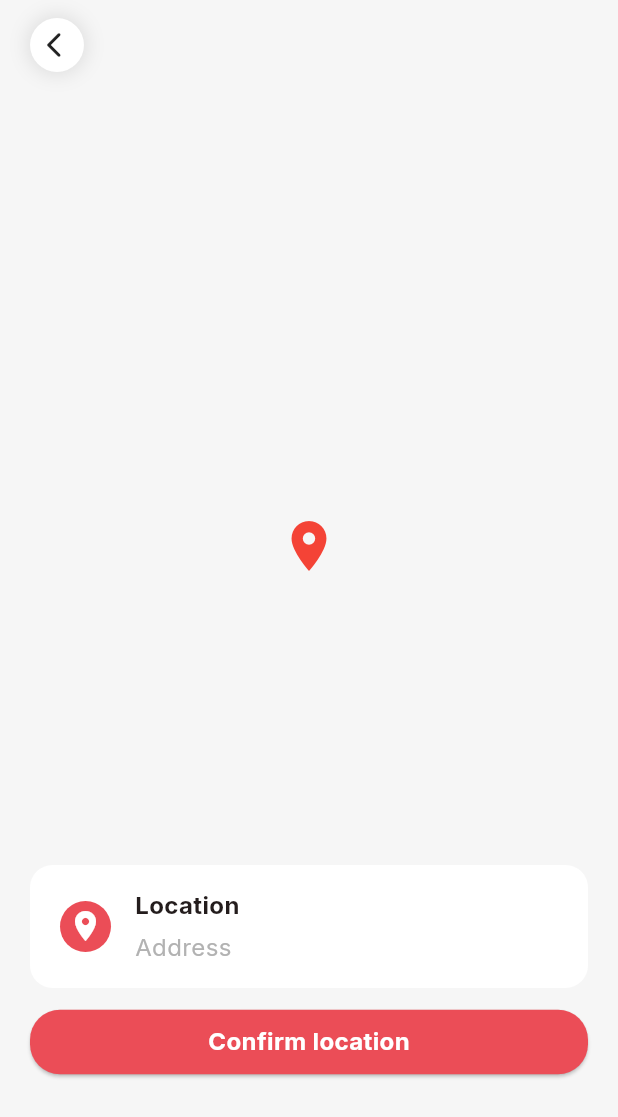
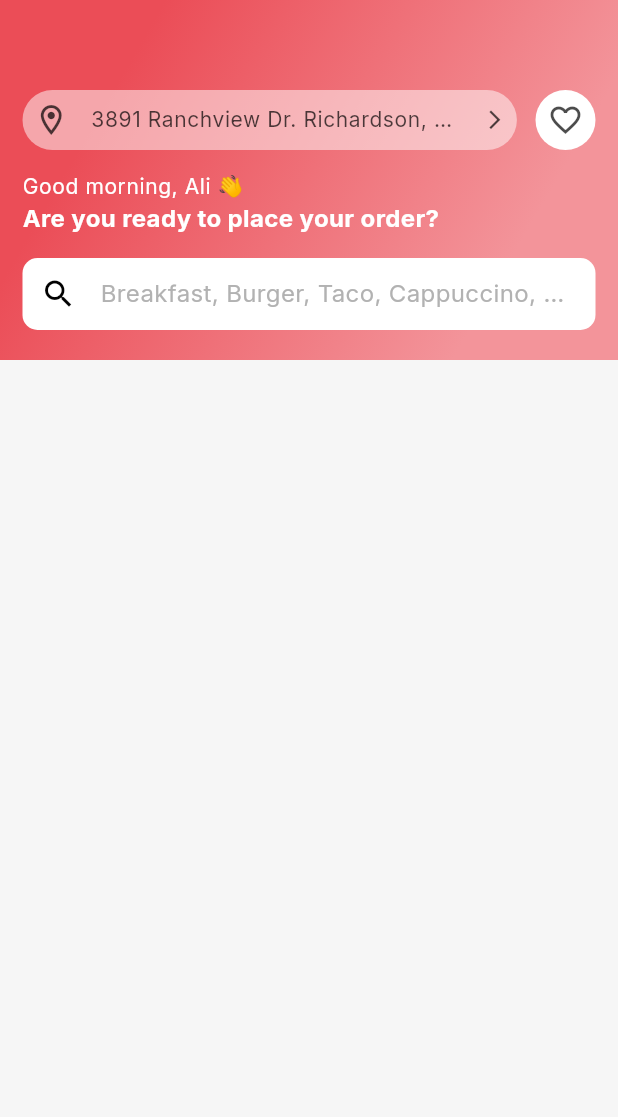
Before and after one commit to ALi4576/Yum-Yard-Food-delivery-, a Flutter app: the ChooseFromMap screen opened by its route, after a tap on "Confirm location", on a phone screen of 412 x 824 dp. Shown: the top 1117 px of the screen. Run offline on Flutter 3.47's test engine with Material 3 defaults, Android fonts, the phone set to English and light mode, and no system bars; our stand-ins replace flutter_otp_text_field, flutter_svg, go_router, google_fonts, hooks_riverpod, permission_handler.

Commit message:
feat: home in progress

```diff
--- a/lib/auth/views/login.dart
+++ b/lib/auth/views/login.dart
@@ -28,7 +28,7 @@ class Login extends StatelessWidget {
                 padding: const EdgeInsets.symmetric(horizontal: 20),
                 child: ActionButton(
                   onPressed: () {
-                    // Routes.clearAndNavigate(context, Routes.home);
+                    Routes.clearAndNavigate(context, '/${Routes.home}');
                   },
                   child: Text(
                     'Login',
--- /dev/null
+++ b/lib/fake_db/fake_db.dart
@@ -0,0 +1 @@
+export 'user.dart';
--- /dev/null
+++ b/lib/fake_db/user.dart
@@ -0,0 +1,4 @@
+const user = {
+  'id': 1,
+  'name': 'Ali Asad',
+};
--- /dev/null
+++ b/lib/home/home.dart
@@ -0,0 +1 @@
+export 'views/views.dart';
--- /dev/null
+++ b/lib/home/views/home.dart
@@ -0,0 +1,143 @@
+import 'package:flutter/material.dart';
+import 'package:flutter/widgets.dart';
+import 'package:yum_yard/fake_db/fake_db.dart';
+import 'package:yum_yard/utils/utils.dart';
+import 'package:yum_yard/widgets/widgets.dart';
+
+class Home extends StatelessWidget {
+  const Home({super.key});
+
+  @override
+  Widget build(BuildContext context) {
+    return GestureDetector(
+      onTap: () => FocusScope.of(context).unfocus(),
+      child: Wrapper(
+        safeArea: false,
+        child: Column(
+          children: [
+            Container(
+              height: 240,
+              padding: const EdgeInsets.only(
+                top: 60,
+                left: 15,
+                right: 15,
+                bottom: 10,
+              ),
+              decoration: const BoxDecoration(
+                gradient: LinearGradient(
+                  colors: [Color(0xfff3949a), Color(0xffeb4d57)],
+                  stops: [0.2, 0.8],
+                  begin: Alignment.bottomRight,
+                  end: Alignment.topLeft,
+                ),
+              ),
+              child: Column(
+                crossAxisAlignment: CrossAxisAlignment.start,
+                children: [
+                  const _CurrentLocation(),
+                  const SizedBox(height: 15),
+                  Text(
+                    'Good ${DateTime.now().getTimeOfDay()}, ${user['name'].toString().split(' ').first} 👋',
+                    style: Theme.of(context).textTheme.bodySmall?.copyWith(
+                          color: AppColors.white,
+                        ),
+                  ),
+                  Text(
+                    'Are you ready to place your order?',
+                    style: Theme.of(context).textTheme.bodyMedium?.copyWith(
+                          color: AppColors.white,
+                          fontWeight: FontWeight.bold,
+                        ),
+                  ),
+                  const SizedBox(height: 15),
+                  TextInput(
+                    style: Theme.of(context).textTheme.bodyMedium,
+                    decoration: InputDecoration(
+                      hintText: 'Breakfast, Burger, Taco, Cappuccino, Coffee',
+                      hintStyle:
+                          Theme.of(context).textTheme.bodyMedium?.copyWith(
+                                color: AppColors.gray60,
+                              ),
+                      contentPadding: const EdgeInsets.symmetric(
+                        horizontal: 10,
+                        vertical: 10,
+                      ),
+                      prefixIcon: const Icon(
+                        Icons.search,
+                        color: AppColors.black,
+                      ),
+                      filled: true,
+                      fillColor: AppColors.white,
+                      border: OutlineInputBorder(
+                        borderSide: BorderSide.none,
+                        borderRadius: BorderRadius.circular(10),
+                      ),
+                    ),
+                  ),
+                ],
+              ),
+            ),
+          ],
+        ),
+      ),
+    );
+  }
+}
+
+class _CurrentLocation extends StatelessWidget {
+  const _CurrentLocation();
+
+  @override
+  Widget build(BuildContext context) {
+    return Row(
+      mainAxisAlignment: MainAxisAlignment.spaceBetween,
+      children: [
+        Container(
+          height: 40,
+          width: MediaQuery.of(context).size.width * 0.8,
+          decoration: BoxDecoration(
+            color: AppColors.white.withOpacity(0.5),
+            borderRadius: BorderRadius.circular(20),
+          ),
+          child: Row(
+            mainAxisAlignment: MainAxisAlignment.spaceAround,
+            children: [
+              Icon(
+                Icons.location_on_outlined,
+                color: AppColors.black.withOpacity(0.7),
+              ),
+              SizedBox(
+                width: MediaQuery.of(context).size.width * 0.6,
+                child: Text(
+                  '3891 Ranchview Dr. Richardson, California 62639',
+                  maxLines: 1,
+                  overflow: TextOverflow.ellipsis,
+                  style: Theme.of(context).textTheme.bodySmall?.copyWith(
+                        color: AppColors.black.withOpacity(0.7),
+                      ),
+                ),
+              ),
+              Icon(
+                Icons.arrow_forward_ios,
+                size: 15,
+                color: AppColors.black.withOpacity(0.7),
+              ),
+            ],
+          ),
+        ),
+        Container(
+          height: 40,
+          width: 40,
+          decoration: const BoxDecoration(
+            color: AppColors.white,
+            shape: BoxShape.circle,
+          ),
+          child: Icon(
+            Icons.favorite_outline,
+            color: AppColors.black.withOpacity(0.7),
+          ),
+        ),
+      ],
+    );
+  }
+}
--- /dev/null
+++ b/lib/home/views/views.dart
@@ -0,0 +1 @@
+export 'home.dart';
--- a/lib/location/choose_from_map.dart
+++ b/lib/location/choose_from_map.dart
@@ -94,7 +94,9 @@ class ChooseFromMap extends StatelessWidget {
             child: Padding(
               padding: const EdgeInsets.symmetric(horizontal: 20),
               child: ActionButton(
-                onPressed: () {},
+                onPressed: () {
+                  Routes.clearAndNavigate(context, '/${Routes.home}');
+                },
                 child: Text(
                   'Confirm location',
                   style: Theme.of(context).textTheme.bodyMedium?.copyWith(
--- a/lib/location/search_location.dart
+++ b/lib/location/search_location.dart
@@ -118,9 +118,12 @@ class SearchLocation extends StatelessWidget {
                           child: const Text('No, thanks'),
                         ),
                         TextButton(
-                          onPressed: () async{
+                          onPressed: () async {
                             Navigator.of(context).pop();
-                            await Permission.location.request();
+                            Permission.location.request().then((value) {
+                              Routes.clearAndNavigate(
+                                  context, '/${Routes.home}');
+                            });
                           },
                           child: const Text('OK'),
                         ),
--- a/lib/main.dart
+++ b/lib/main.dart
@@ -2,6 +2,7 @@ import 'package:flutter/material.dart';
 import 'package:flutter/services.dart';
 import 'package:go_router/go_router.dart';
 import 'package:yum_yard/auth/auth.dart';
+import 'package:yum_yard/home/home.dart';
 import 'package:yum_yard/location/location.dart';
 import 'package:yum_yard/onboarding/onboarding.dart';
 import 'package:yum_yard/utils/utils.dart';
@@ -13,7 +14,7 @@ void main() {
   final GoRouter router = GoRouter(
     routes: <RouteBase>[
       GoRoute(
-        path: Routes.home,
+        path: Routes.defaultPage,
         builder: (BuildContext context, GoRouterState state) {
           return const Onboarding();
         },
@@ -78,6 +79,12 @@ void main() {
               ),
             ],
           ),
+          GoRoute(
+            path: Routes.home,
+            builder: (BuildContext context, GoRouterState state) {
+              return const Home();
+            },
+          ),
         ],
       ),
     ],
--- a/lib/utils/colors.dart
+++ b/lib/utils/colors.dart
@@ -20,7 +20,7 @@ class AppColors {
   static const ambient40 = Color(0xFFDDC0C2);
   static const ambient20 = Color(0xFFF8EBEC);
 
-  static const black = Color(0x00000000);
+  static const black = Color.fromARGB(255, 0, 0, 0);
   static const white = Color(0xFFFFFFFF);
   static const background = Color(0xF6F6F6F6);
 
--- /dev/null
+++ b/lib/utils/extension/extension.dart
@@ -0,0 +1 @@
+export 'time_of_day.dart';
--- /dev/null
+++ b/lib/utils/extension/time_of_day.dart
@@ -0,0 +1,12 @@
+extension TimeOfDayExtension on DateTime {
+  String getTimeOfDay() {
+    int hour = this.hour;
+    if (hour >= 5 && hour < 12) {
+      return 'morning';
+    } else if (hour >= 12 && hour < 18) {
+      return 'afternoon';
+    } else {
+      return 'night';
+    }
+  }
+}
--- a/lib/utils/routes.dart
+++ b/lib/utils/routes.dart
@@ -2,7 +2,7 @@ import 'package:flutter/material.dart';
 import 'package:go_router/go_router.dart';
 
 class Routes {
-  static const String home = '/';
+  static const String defaultPage = '/';
   static const String login = 'login';
   static const String otp = 'otp';
   static const String otpForgetPasswordRoute = '/$forgotPassword/$otp';
@@ -15,6 +15,7 @@ class Routes {
   static const String searchLocation = 'search-location';
   static const String selectFromMap = 'select-from-map';
   static const String selectFromMapDest = '/$searchLocation/$selectFromMap';
+  static const String home = 'home';
 
   static void clearAndNavigate(BuildContext context, String path) {
     while (context.canPop() == true) {
--- a/lib/utils/utils.dart
+++ b/lib/utils/utils.dart
@@ -1,3 +1,4 @@
 export 'colors.dart';
 export 'routes.dart';
 export 'theme.dart';
+export 'extension/extension.dart';
--- a/lib/widgets/scaffold_wrapper.dart
+++ b/lib/widgets/scaffold_wrapper.dart
@@ -6,11 +6,13 @@ class Wrapper extends StatelessWidget {
     required this.child,
     this.bottomNavigationBar,
     this.appBar,
+    this.safeArea = true,
   });
 
   final Widget child;
   final Widget? bottomNavigationBar;
   final AppBar? appBar;
+  final bool safeArea;
 
   @override
   Widget build(BuildContext context) {
@@ -18,9 +20,10 @@ class Wrapper extends StatelessWidget {
       appBar: appBar,
       bottomNavigationBar: bottomNavigationBar,
       body: SafeArea(
+        top: safeArea,
         child: SingleChildScrollView(
           child: Padding(
-            padding: const EdgeInsets.only(top: 10),
+            padding: EdgeInsets.only(top: !safeArea ? 0 : 10),
             child: SizedBox(
               height: MediaQuery.of(context).size.height *
                   (bottomNavigationBar == null ? 0.86 : 0.8),
```
Also changed, not shown: 1 other file.
